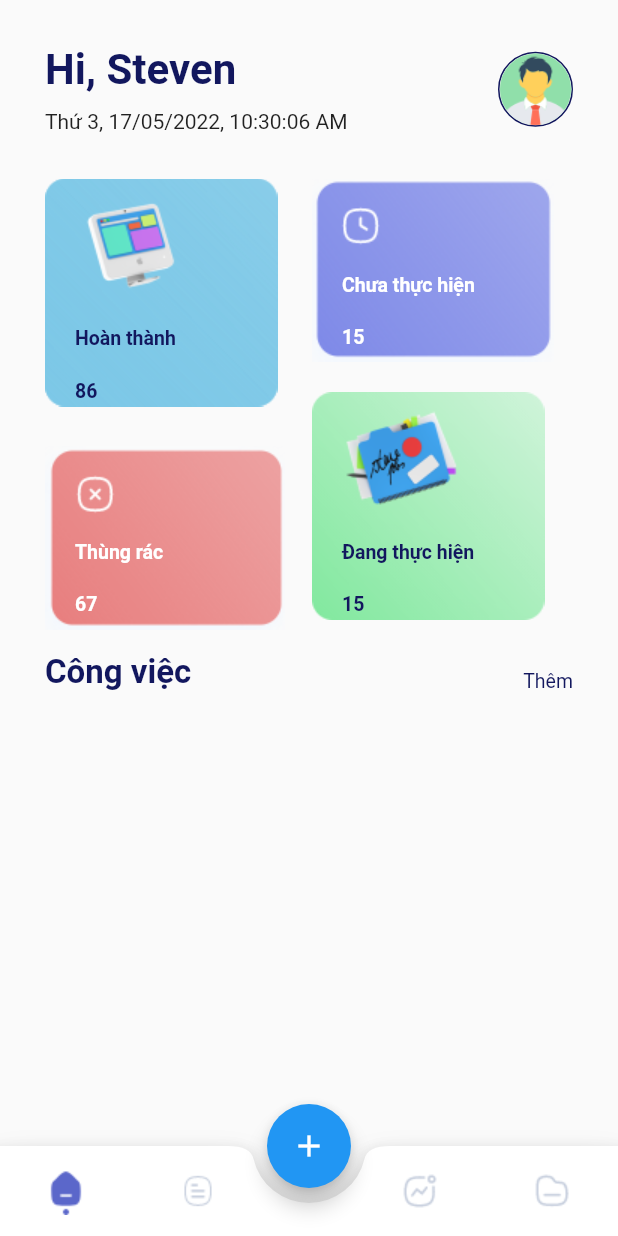
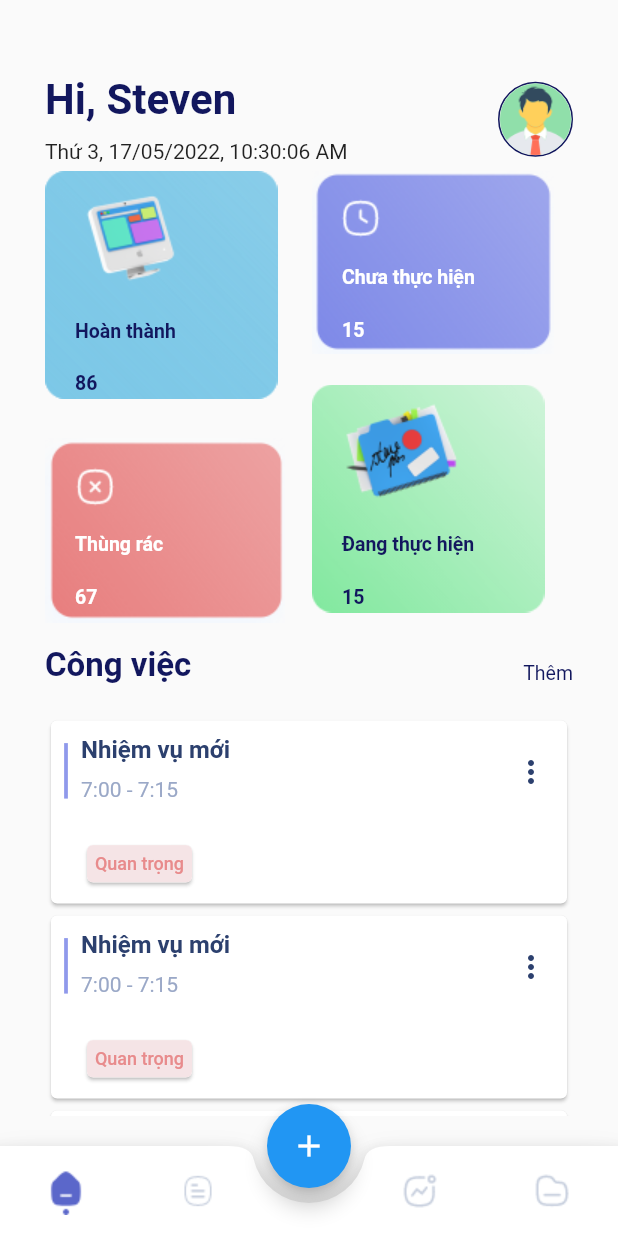
Before and after one commit to Linhhcmut/daily_activity, a Flutter app: the screen it shows after launch, on a phone screen of 412 x 824 dp. Run offline on Flutter 3.47's test engine with Material 2 defaults, Android fonts, the phone set to English and light mode, and no system bars; our stand-ins replace flutter_spinkit.

Commit message:
list task today

```diff
--- a/lib/contains/padding_contains.dart
+++ b/lib/contains/padding_contains.dart
@@ -1,3 +1,3 @@
 import 'package:flutter/material.dart';
 
-EdgeInsetsGeometry paddingWithScreen = EdgeInsets.fromLTRB(30, 0, 30, 20);
+EdgeInsetsGeometry paddingWithScreen = EdgeInsets.fromLTRB(30, 20, 30, 20);
--- /dev/null
+++ b/lib/pages/home_page/card_task.dart
@@ -0,0 +1,93 @@
+import 'package:daily/pages/home_page/tagWidget_home_page.dart';
+import 'package:daily/provider/changeText_provider.dart';
+import 'package:flutter/material.dart';
+import 'package:provider/provider.dart';
+
+class CardTaskWidget extends StatefulWidget {
+  @override
+  State<CardTaskWidget> createState() => _CardTaskWidgetState();
+}
+
+class _CardTaskWidgetState extends State<CardTaskWidget> {
+  String textShow;
+  @override
+  Widget build(BuildContext context) {
+    return Container(
+      width: double.infinity,
+      height: 130,
+      child: Card(
+        child: Padding(
+          padding: EdgeInsets.symmetric(vertical: 10),
+          child: Row(
+            crossAxisAlignment: CrossAxisAlignment.start,
+            children: <Widget>[
+              VerticalDivider(
+                width: 20,
+                thickness: 2.5,
+                color: Color(0xff8F99EB),
+                indent: 5,
+                endIndent: 60,
+              ),
+              Column(
+                crossAxisAlignment: CrossAxisAlignment.start,
+                children: <Widget>[
+                  Text(
+                    "Nhiệm vụ mới",
+                    style: TextStyle(
+                      color: Color(0xff2C406E),
+                      fontSize: 16,
+                      fontWeight: FontWeight.bold,
+                    ),
+                  ),
+                  // Consumer<ChangeText>(
+                  //   builder: (context, text, child) {
+                  //     if (text.txtdefault.isEmpty) {
+                  //       textShow = "Nhiệm vụ mới";
+                  //     } else {
+                  //       textShow = text.txtdefault;
+                  //     }
+                  //     return Text(
+                  //       textShow,
+                  //       style: TextStyle(
+                  //         color: Color(0xff2C406E),
+                  //         fontSize: 16,
+                  //         fontWeight: FontWeight.bold,
+                  //       ),
+                  //     );
+                  //   },
+                  // ),
+                  SizedBox(height: 9),
+                  Text(
+                    "7:00 - 7:15",
+                    style: TextStyle(
+                      color: Color(0xff9AA8C7),
+                    ),
+                  ),
+                  Spacer(),
+                  Row(
+                    children: <Widget>[
+                      TagWigetHomePage(
+                        nameTag: "Quan trọng",
+                        colorBackground: 0xfff5e4e6,
+                        colorName: 0xffE88B8C,
+                        widthTag: 70,
+                      ),
+                    ],
+                  )
+                ],
+              ),
+              Spacer(),
+              IconButton(
+                onPressed: () {},
+                icon: Icon(
+                  Icons.more_vert_outlined,
+                  color: Color(0xff2C406E),
+                ),
+              )
+            ],
+          ),
+        ),
+      ),
+    );
+  }
+}
--- a/lib/pages/home_page/home_page.dart
+++ b/lib/pages/home_page/home_page.dart
@@ -1,16 +1,9 @@
-import 'dart:async';
 import 'dart:developer';
 import 'package:daily/contains/padding_contains.dart';
-import 'package:daily/pages/home_page/bottom_sheet.dart';
+import 'package:daily/pages/home_page/card_task.dart';
 import 'package:daily/pages/home_page/my_tast.dart';
 import 'package:daily/pages/home_page/user_info.dart';
-import 'package:daily/provider/change_avatar_provider.dart';
-import 'package:daily/stream/date_time_stream.dart';
 import 'package:flutter/material.dart';
-import 'package:flutter_spinkit/flutter_spinkit.dart';
-import 'package:intl/intl.dart';
-import 'package:provider/provider.dart';
-import 'package:flutter_staggered_grid_view/flutter_staggered_grid_view.dart';
 
 class HomePage extends StatefulWidget {
   @override
@@ -18,20 +11,17 @@ class HomePage extends StatefulWidget {
 }
 
 class _HomePageState extends State<HomePage> {
-
-
-
   @override
   Widget build(BuildContext context) {
     log("build home page");
     return Padding(
       padding: paddingWithScreen,
       child: Container(
-        child: ListView(
+        child: Column(
           children: <Widget>[
             SizedBox(height: 30),
             UserInfoWidget(),
-            SizedBox(height: 30),
+            SizedBox(height: 5),
             MyTaskBoxWidget(),
             Row(
               mainAxisAlignment: MainAxisAlignment.spaceBetween,
@@ -54,7 +44,16 @@ class _HomePageState extends State<HomePage> {
                 )
               ],
             ),
-            Card()
+            SizedBox(height: 20),
+            Expanded(
+              child: ListView.builder(
+                padding: EdgeInsets.zero,
+                itemCount: 5,
+                itemBuilder: (context, index) {
+                  return CardTaskWidget();
+                },
+              ),
+            ),
           ],
         ),
       ),
--- /dev/null
+++ b/lib/pages/home_page/tagWidget_home_page.dart
@@ -0,0 +1,39 @@
+import 'package:flutter/material.dart';
+
+class TagWigetHomePage extends StatelessWidget {
+  final String nameTag;
+  final int colorName;
+  final int colorBackground;
+  final double widthTag;
+
+  TagWigetHomePage({this.colorBackground, this.colorName, this.nameTag, this.widthTag});
+
+// blue
+// Color(0xffe4e7f9)
+// Color(0xff8F99EB),
+
+// red
+// Color(0xffE88B8C)
+// Color(0xfff5e4e6),
+
+  @override
+  Widget build(BuildContext context) {
+    return Card(
+      clipBehavior: Clip.antiAlias,
+      child: Container(
+        width: widthTag,
+        height: 25,
+        color: Color(colorBackground),
+        alignment: Alignment.center,
+        child: Text(
+          "$nameTag",
+          style: TextStyle(
+            color: Color(colorName),
+            fontWeight: FontWeight.w500,
+            fontSize: 12,
+          ),
+        ),
+      ),
+    );
+  }
+}
--- /dev/null
+++ b/lib/provider/changeText_provider.dart
@@ -0,0 +1,23 @@
+import 'package:flutter/cupertino.dart';
+
+class ChangeText extends ChangeNotifier {
+  String text1 = "Nhiem vu 1 dsajdlkasđfghjdfkldjksfhdsfklk";
+  String text2 = "Nhiem vu 2 djdasdgasjdaskdsdlasddgsajkdaksd";
+  String _txtdefault = "";
+
+  String get txtdefault => _txtdefault;
+
+  void changeText1() {
+    if(text1.length > 16){
+      _txtdefault = text1.substring(0, 16) + " ...";
+    }
+    notifyListeners();
+  }
+
+  void changeText2() {
+    if(text2.length > 16){
+      _txtdefault = text2.substring(0, 16) + " ...";
+    }
+    notifyListeners();
+  }
+}
```
Also changed, not shown: lib/main.dart (+16 -0 lines).
